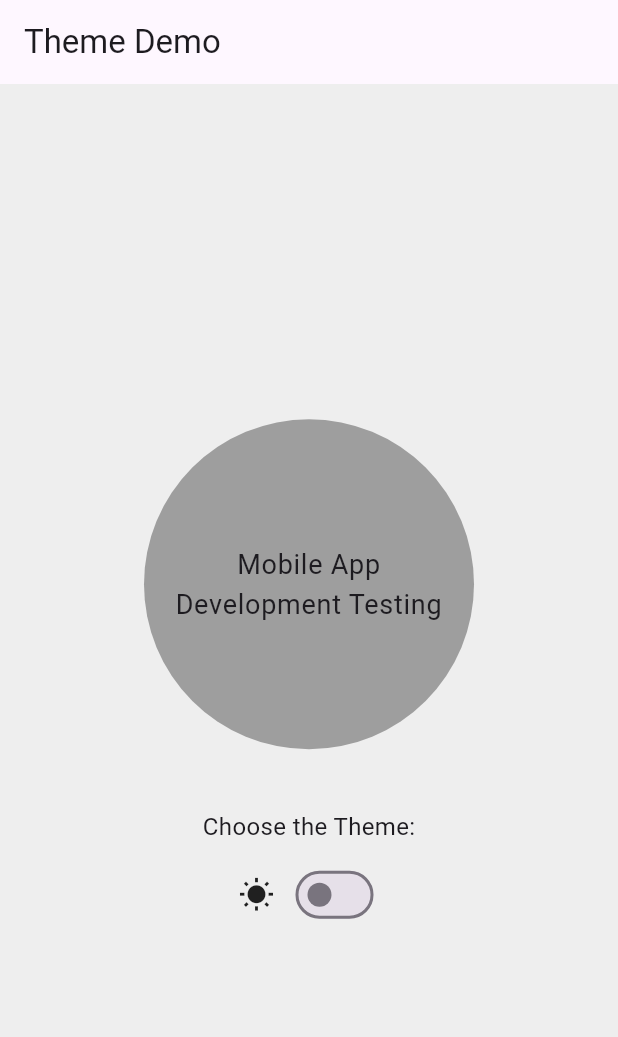
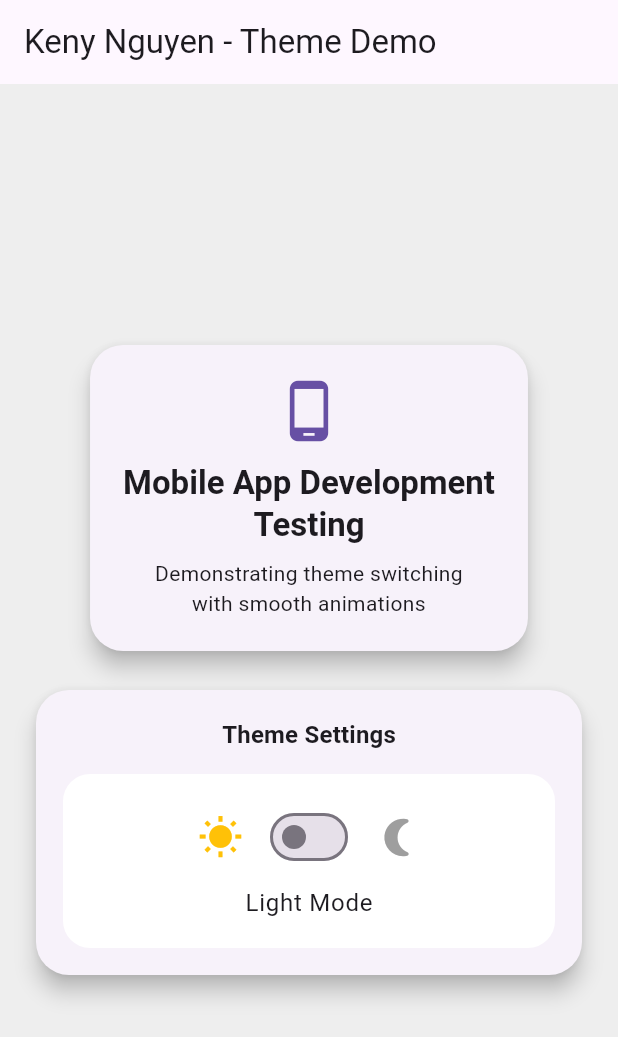
Before and after one commit to KenyNguyenn321/Activity_2_MAD, a Flutter app: the screen it shows after launch, on a phone screen of 412 x 824 dp. Shown: the top 1037 px of the screen. Run offline on Flutter 3.47's test engine with Material 3 defaults, Android fonts, the phone set to English and light mode, and no system bars.

Commit message:
cleaning changes
cleaning changes

```diff
--- a/incw02/lib/main.dart
+++ b/incw02/lib/main.dart
@@ -4,6 +4,7 @@ void main() {
   runApp(const RunMyApp());
 }
 
+// Root widget that controls app-level theme state
 class RunMyApp extends StatefulWidget {
   const RunMyApp({super.key});
 
@@ -12,10 +13,10 @@ class RunMyApp extends StatefulWidget {
 }
 
 class _RunMyAppState extends State<RunMyApp> {
-  // Variable to manage the current theme mode
+  // Tracks the current theme mode
   ThemeMode _themeMode = ThemeMode.system;
 
-  // Method to toggle the theme
+  // Updates the theme using setState
   void changeTheme(ThemeMode themeMode) {
     setState(() {
       _themeMode = themeMode;
@@ -26,67 +27,162 @@ class _RunMyAppState extends State<RunMyApp> {
   Widget build(BuildContext context) {
     return MaterialApp(
       debugShowCheckedModeBanner: false,
-      title: 'Theme Demo',
+      title: 'Keny Nguyen - Theme Demo',
 
-      // TODO: Customize these themes further if desired
+      // Light theme configuration
       theme: ThemeData(
         primarySwatch: Colors.blueGrey,
-        scaffoldBackgroundColor: Colors.grey[200], // Light mode background
+        scaffoldBackgroundColor: Colors.grey[200],
       ),
-      darkTheme: ThemeData.dark(), // Dark mode configuration
 
-      themeMode: _themeMode, // Connects the state to the app
+      // Dark theme configuration
+      darkTheme: ThemeData.dark(),
+
+      // Applies the selected theme mode
+      themeMode: _themeMode,
 
       home: Scaffold(
         appBar: AppBar(
-          title: const Text('Theme Demo'),
+          title: const Text('Keny Nguyen - Theme Demo'),
         ),
+
+        // Main page content
         body: Center(
+          child: SingleChildScrollView(
+            padding: const EdgeInsets.symmetric(horizontal: 20, vertical: 24),
             child: Column(
               mainAxisAlignment: MainAxisAlignment.center,
               children: [
+                // Information card
+                Card(
+                  elevation: 6,
+                  shape: RoundedRectangleBorder(
+                    borderRadius: BorderRadius.circular(22),
+                  ),
+                  child: Padding(
+                    padding: const EdgeInsets.all(22),
+                    child: Column(
+                      children: [
+                        // App icon
+                        Icon(
+                          Icons.phone_android,
+                          size: 44,
+                          color: Theme.of(context).colorScheme.primary,
+                        ),
+                        const SizedBox(height: 12),
+
+                        // Main title text
+                        Text(
+                          'Mobile App Development\nTesting',
+                          textAlign: TextAlign.center,
+                          style: Theme.of(context)
+                              .textTheme
+                              .titleLarge
+                              ?.copyWith(fontWeight: FontWeight.w700),
+                        ),
+                        const SizedBox(height: 8),
+
+                        // Subtitle text
+                        Text(
+                          'Demonstrating theme switching\nwith smooth animations',
+                          textAlign: TextAlign.center,
+                          style: Theme.of(context).textTheme.bodyMedium,
+                        ),
+                      ],
+                    ),
+                  ),
+                ),
+
+                const SizedBox(height: 18),
+
+                // Theme settings card
+                Card(
+                  elevation: 6,
+                  shape: RoundedRectangleBorder(
+                    borderRadius: BorderRadius.circular(22),
+                  ),
+                  child: Padding(
+                    padding: const EdgeInsets.all(18),
+                    child: Column(
+                      children: [
+                        // Section header
+                        Text(
+                          'Theme Settings',
+                          style: Theme.of(context)
+                              .textTheme
+                              .titleMedium
+                              ?.copyWith(fontWeight: FontWeight.w700),
+                        ),
+                        const SizedBox(height: 14),
+
+                        // Animated container for smooth transitions
                         AnimatedContainer(
                           duration: const Duration(milliseconds: 500),
-                width: 220,
-                height: 220,
-                margin: const EdgeInsets.all(20),
+                          width: double.infinity,
+                          padding: const EdgeInsets.symmetric(
+                            vertical: 18,
+                            horizontal: 16,
+                          ),
                           decoration: BoxDecoration(
-                  shape: BoxShape.circle,
-                  color: Theme.of(context).brightness == Brightness.dark
-                      ? Colors.white
-                      : Colors.grey,
+                            color:
+                                Theme.of(context).brightness == Brightness.dark
+                                    ? Colors.black.withOpacity(0.15)
+                                    : Colors.white,
+                            borderRadius: BorderRadius.circular(18),
                           ),
-                alignment: Alignment.center,
-                padding: const EdgeInsets.all(20),
-                child: Text(
-                  'Mobile App Development Testing',
-                  style: Theme.of(context).textTheme.bodyLarge?.copyWith(
-                        fontSize: 18,
-                      ),
-                  textAlign: TextAlign.center,
-                ),
-              ),
-              const SizedBox(height: 20),
-              const Text('Choose the Theme:', style: TextStyle(fontSize: 16)),
-              const SizedBox(height: 10),
+                          child: Column(
+                            children: [
+                              // Theme toggle row
                               Row(
                                 mainAxisAlignment: MainAxisAlignment.center,
                                 children: [
                                   Icon(
-                    _themeMode == ThemeMode.dark
-                        ? Icons.nightlight_round
-                        : Icons.wb_sunny,
+                                    Icons.wb_sunny,
+                                    size: 30,
+                                    color: _themeMode == ThemeMode.dark
+                                        ? Colors.grey
+                                        : Colors.amber,
                                   ),
-                  const SizedBox(width: 10),
+                                  const SizedBox(width: 14),
+
+                                  // Switch to toggle theme mode
                                   Switch(
                                     value: _themeMode == ThemeMode.dark,
                                     onChanged: (isDark) {
-                      changeTheme(isDark ? ThemeMode.dark : ThemeMode.light);
+                                      changeTheme(isDark
+                                          ? ThemeMode.dark
+                                          : ThemeMode.light);
                                     },
+                                  ),
+                                  const SizedBox(width: 14),
+
+                                  Icon(
+                                    Icons.nightlight_round,
+                                    size: 30,
+                                    color: _themeMode == ThemeMode.dark
+                                        ? Colors.amber
+                                        : Colors.grey,
                                   ),
                                 ],
                               ),
+                              const SizedBox(height: 8),
+
+                              // Current theme label
+                              Text(
+                                _themeMode == ThemeMode.dark
+                                    ? 'Dark Mode'
+                                    : 'Light Mode',
+                                style: Theme.of(context).textTheme.bodyLarge,
+                              ),
                             ],
+                          ),
+                        ),
+                      ],
+                    ),
+                  ),
+                ),
+              ],
+            ),
           ),
         ),
       ),
```
Lines whose indentation alone changed are shown as unchanged.
